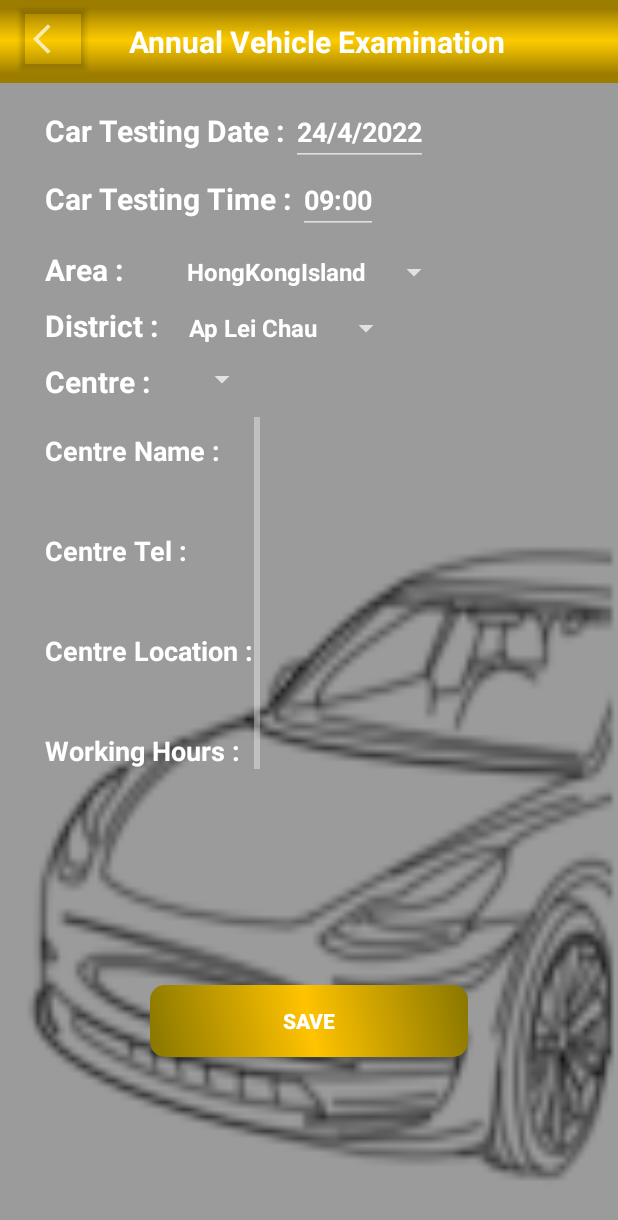
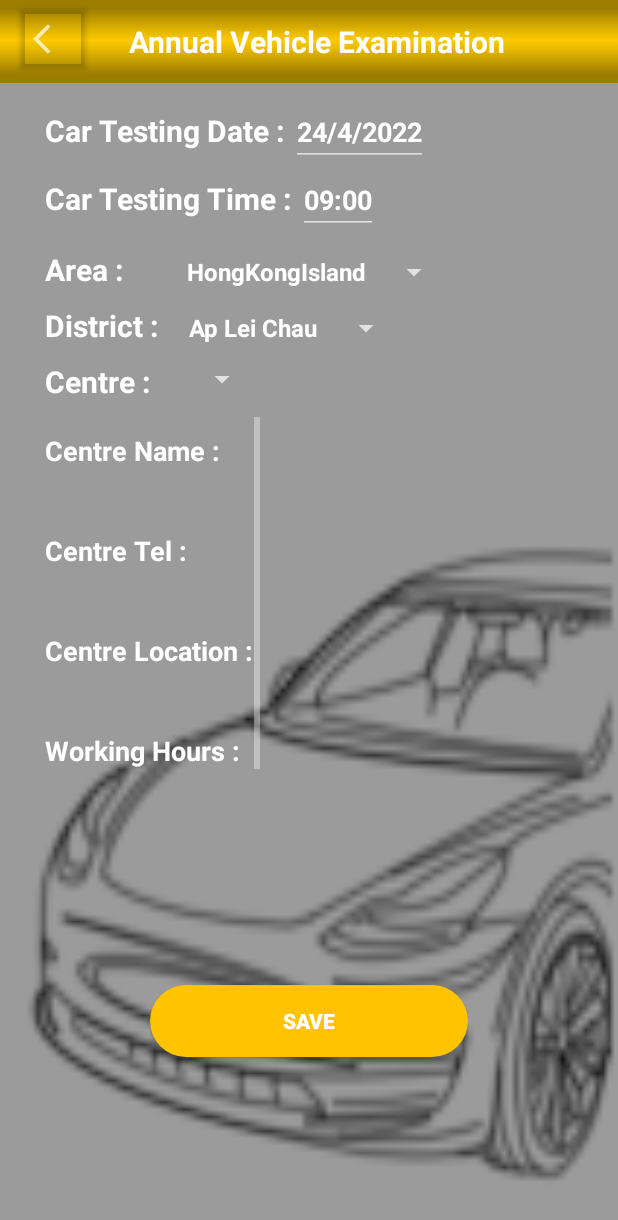
Before and after one commit to kiukiu328/FYP, an Android app: the CTCConfirm screen opened directly, with no data from a screen before it, on a phone screen of 412 x 824 dp. Shown: the top 1220 px of the screen. Run offline under Robolectric (Android 15) with nearby library versions, the phone set to English and light mode, and no system bars.

Commit message:
Update cust_btn_color.xml

```diff
--- a/EVhelper/app/src/main/res/drawable-xxhdpi/cust_btn_color.xml
+++ b/EVhelper/app/src/main/res/drawable-xxhdpi/cust_btn_color.xml
@@ -1,12 +1,7 @@
 <?xml version="1.0" encoding="utf-8"?>
 <shape xmlns:android="http://schemas.android.com/apk/res/android" android:shape="rectangle">
 
-    <gradient android:startColor="#887600"
-        android:centerColor="#FFC300"
-        android:endColor="#887600" android:type="linear"
-        android:angle="45"
-        />
-
-    <corners android:radius="10dp"/>
+    <solid android:color="@color/spr_bg_yellow"/>
+    <corners android:radius="180dp"/>
 
 </shape>
```
